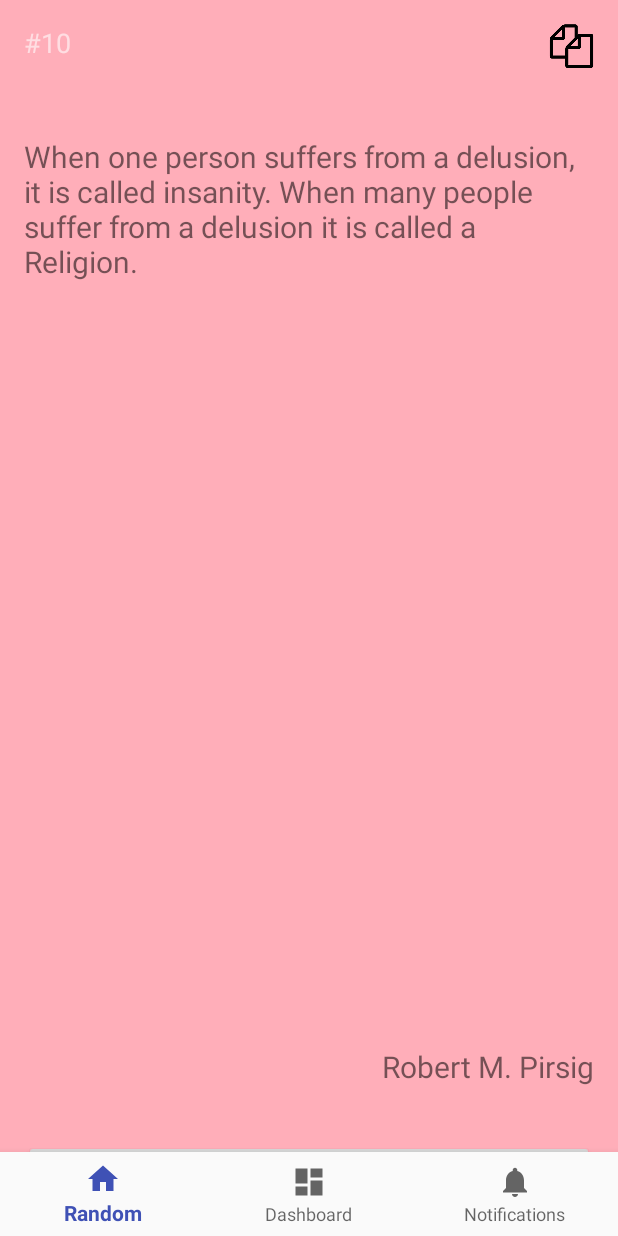
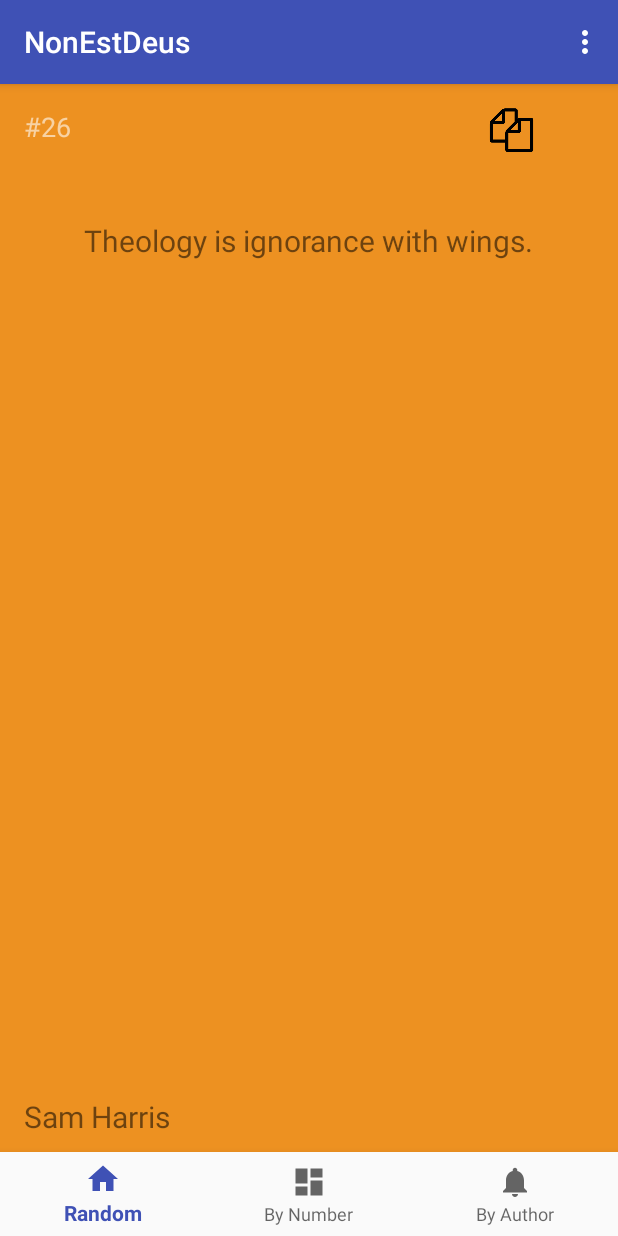
Before and after one commit to PatrickLeonard/NonEstDeus, an Android app: the screen it shows after launch (MainActivity), after a tap on an icon or button, on a phone screen of 412 x 824 dp. Run offline under Robolectric (Android 15) with nearby library versions, the phone set to English and light mode, and no system bars.

Commit message:
SupportActionBar with menu enabled / Adjusted strings to have the by number/author
Need to add ListFragment(s) and adapter(s), need new icons, add icon to action bar, add fragments for problem report and license. Lots to do yet.

```diff
--- a/app/src/main/java/com/nonestdeus/patrickaleonard/nonestdeus/MainActivity.java
+++ b/app/src/main/java/com/nonestdeus/patrickaleonard/nonestdeus/MainActivity.java
@@ -3,17 +3,19 @@ package com.nonestdeus.patrickaleonard.nonestdeus;
 import android.os.Bundle;
 import android.support.annotation.NonNull;
 import android.support.design.widget.BottomNavigationView;
-import android.support.v4.app.FragmentActivity;
 import android.support.v4.app.FragmentManager;
 import android.support.v4.app.FragmentTransaction;
+import android.support.v7.app.AppCompatActivity;
 import android.view.Gravity;
+import android.view.Menu;
+import android.view.MenuInflater;
 import android.view.MenuItem;
 import android.widget.TextView;
 import android.widget.Toast;
 
 import static android.widget.Toast.LENGTH_LONG;
 
-public class MainActivity extends FragmentActivity {
+public class MainActivity extends AppCompatActivity {
 
     private TextView mTextMessage;
 
@@ -22,32 +24,26 @@ public class MainActivity extends FragmentActivity {
 
         @Override
         public boolean onNavigationItemSelected(@NonNull MenuItem item) {
-            FragmentManager fragmentManager = getSupportFragmentManager();
-            if(fragmentManager.findFragmentById(R.id.container) != null) {
-                fragmentManager.beginTransaction().remove(fragmentManager.findFragmentById(R.id.container)).commit();
+            if(mFragmentManager.findFragmentById(R.id.container) != null) {
+                mFragmentManager.beginTransaction().remove( mFragmentManager.findFragmentById(R.id.container)).commit();
             }
-            FragmentTransaction fragmentTransaction = fragmentManager.beginTransaction();
+            FragmentTransaction fragmentTransaction = mFragmentManager.beginTransaction();
             switch (item.getItemId()) {
                 case R.id.navigation_home:
                     randomQuoteFragment(fragmentTransaction);
                     return true;
                 case R.id.navigation_dashboard:
-                    mTextMessage.setText(R.string.title_dashboard);
+                    mTextMessage.setText(R.string.title_by_number);
                     return true;
                 case R.id.navigation_notifications:
-                    mTextMessage.setText(R.string.title_notifications);
+                    mTextMessage.setText(R.string.title_by_author);
                     return true;
             }
             return false;
         }
 
-        private void randomQuoteFragment(FragmentTransaction fragmentTransaction) {
-            mTextMessage.setText(R.string.title_random);
-            RandomQuoteFragment randomQuoteFragment = RandomQuoteFragment.newInstance();
-            fragmentTransaction.add(R.id.container,randomQuoteFragment);
-            fragmentTransaction.commit();
-        }
     };
+    private FragmentManager mFragmentManager;
 
     @Override
     protected void onCreate(Bundle savedInstanceState) {
@@ -60,6 +56,36 @@ public class MainActivity extends FragmentActivity {
         Toast toast =Toast.makeText(this, R.string.opening_toast_text, LENGTH_LONG);
         toast.setGravity(Gravity.TOP | Gravity.START, 0, 0);
         toast.show();
+        mFragmentManager = getSupportFragmentManager();
+        randomQuoteFragment(mFragmentManager.beginTransaction());
     }
 
+    @Override
+    public boolean onCreateOptionsMenu(Menu menu) {
+        MenuInflater inflater = getMenuInflater();
+        inflater.inflate(R.menu.menu, menu);
+        return true;
+    }
+
+    @Override
+    public boolean onOptionsItemSelected(MenuItem item) {
+        // Handle item selection
+        switch (item.getItemId()) {
+            case R.id.menu_license:
+                //TODO  Add license fragment
+                return true;
+            case R.id.menu_report_problem:
+                //TODO Add report problem fragment
+                return true;
+            default:
+                return super.onOptionsItemSelected(item);
+        }
+    }
+
+    private void randomQuoteFragment(FragmentTransaction fragmentTransaction) {
+        mTextMessage.setText(R.string.title_random);
+        RandomQuoteFragment randomQuoteFragment = RandomQuoteFragment.newInstance();
+        fragmentTransaction.add(R.id.container,randomQuoteFragment);
+        fragmentTransaction.commit();
+    }
 }
--- a/app/src/main/res/layout/quote_fragment.xml
+++ b/app/src/main/res/layout/quote_fragment.xml
@@ -18,35 +18,27 @@
         android:textSize="18sp" />
 
     <TextView
+        android:id="@+id/quoteTextView"
         android:layout_width="wrap_content"
         android:layout_height="wrap_content"
-        android:text="@string/quoteText"
-        android:id="@+id/quoteTextView"
-        android:layout_marginTop="50dp"
-        android:textSize="@dimen/abc_text_size_title_material"
         android:layout_below="@+id/quoteNumTextView"
         android:layout_centerHorizontal="true"
-        android:textIsSelectable="true"/>
-
-    <Button
-        android:layout_width="match_parent"
-        android:layout_height="wrap_content"
-        android:text="@string/buttonText"
-        android:id="@+id/quoteButton"
-        android:layout_alignParentBottom="true"
-        android:layout_alignStart="@+id/quoteNumTextView" />
+        android:layout_marginTop="50dp"
+        android:text="@string/quoteText"
+        android:textIsSelectable="true"
+        android:textSize="@dimen/abc_text_size_title_material" />
 
     <TextView
+        android:id="@+id/quoteAuthorTextView"
         android:layout_width="wrap_content"
         android:layout_height="wrap_content"
+        android:layout_alignParentBottom="true"
+        android:layout_alignStart="@+id/quoteNumTextView"
+        android:layout_marginBottom="50dp"
+        android:text="@string/authorText"
         android:textAppearance="?android:attr/textAppearanceSmall"
-        android:text="@string/authorText"
-        android:id="@+id/quoteAuthorTextView"
-        android:layout_above="@+id/quoteButton"
-        android:layout_alignParentEnd="true"
-        android:layout_marginBottom="35dp"
-        android:textSize="@dimen/abc_text_size_title_material"
-        android:textIsSelectable="true"/>
+        android:textIsSelectable="true"
+        android:textSize="@dimen/abc_text_size_title_material" />
 
     <ImageView
         android:layout_width="wrap_content"
--- /dev/null
+++ b/app/src/main/res/menu/menu.xml
@@ -0,0 +1,14 @@
+<?xml version="1.0" encoding="utf-8"?>
+<menu xmlns:android="http://schemas.android.com/apk/res/android">
+
+    <item
+        android:id="@+id/menu_license"
+        android:icon="@drawable/ic_dashboard_black_24dp"
+        android:title="@string/title_license" />
+
+    <item
+        android:id="@+id/menu_report_problem"
+        android:icon="@drawable/ic_notifications_black_24dp"
+        android:title="@string/title_report_problem" />
+
+</menu>
--- a/app/src/main/res/menu/navigation.xml
+++ b/app/src/main/res/menu/navigation.xml
@@ -9,11 +9,11 @@
     <item
         android:id="@+id/navigation_dashboard"
         android:icon="@drawable/ic_dashboard_black_24dp"
-        android:title="@string/title_dashboard" />
+        android:title="@string/title_by_number" />
 
     <item
         android:id="@+id/navigation_notifications"
         android:icon="@drawable/ic_notifications_black_24dp"
-        android:title="@string/title_notifications" />
+        android:title="@string/title_by_author" />
 
 </menu>
--- a/app/src/main/res/values/strings.xml
+++ b/app/src/main/res/values/strings.xml
@@ -1,8 +1,10 @@
 <resources>
     <string name="app_name">NonEstDeus</string>
     <string name="title_random">Random</string>
-    <string name="title_dashboard">Dashboard</string>
-    <string name="title_notifications">Notifications</string>
+    <string name="title_by_number">By Number</string>
+    <string name="title_by_author">By Author</string>
+    <string name="title_license">License</string>
+    <string name="title_report_problem">Report Problem</string>
     <string name="quoteNum">000</string>
     <string name="quoteText">This is some test quote text so that something displays on the screen.</string>
     <string name="authorText">Me myself and I</string>
```
Also changed, not shown: app/src/main/java/com/nonestdeus/patrickaleonard/nonestdeus/RandomQuoteFragment.java (+2 -21 lines).
